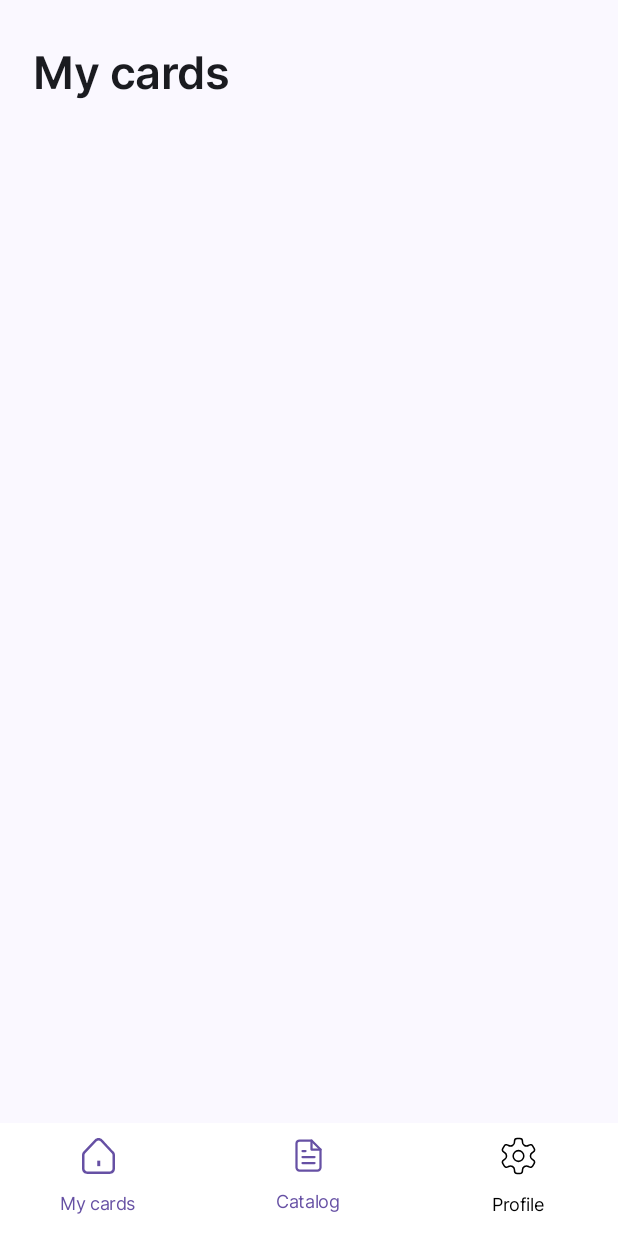
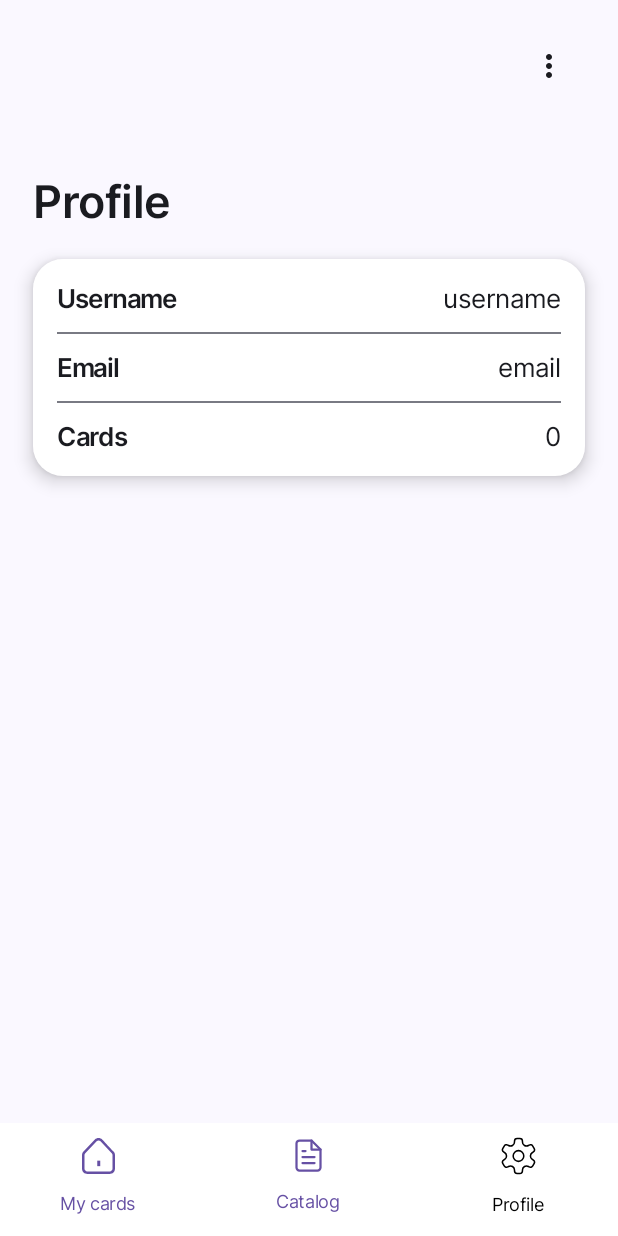
Before and after one commit to viaviva/Wallet_Application, an Android app built with Jetpack Compose: the BottomBarMainScreen screen opened through its navigation route, item 3 of the bottom bar chosen, on a phone screen of 412 x 824 dp. Run offline under Robolectric (Android 15) with nearby library versions, the phone set to English and light mode, and no system bars; our stand-ins replace Dagger/Hilt's generated code, Firebase (no records; nobody signed in at launch, a user with empty details on screens opened directly), Room's generated code, accompanist, livedata-compose; libraries missing offline, so code that uses them is left out: androidx.camera.core; pictures from the network do not load; 2 statements that could not run were skipped.

Commit message:
Add profile, log out

```diff
--- a/app/src/main/java/com/angelina/wallet_application/db/CardDao.kt
+++ b/app/src/main/java/com/angelina/wallet_application/db/CardDao.kt
@@ -29,4 +29,7 @@ interface CardDao {
     @Query("SELECT * FROM card ORDER BY idCard DESC LIMIT 1")
     suspend fun getCardMaxId(): CardEntity
 
+    @Query("DELETE FROM card")
+    suspend fun deleteAllCards()
+
 }
--- a/app/src/main/java/com/angelina/wallet_application/navigation/BottomNavGraph.kt
+++ b/app/src/main/java/com/angelina/wallet_application/navigation/BottomNavGraph.kt
@@ -2,6 +2,7 @@ package com.angelina.wallet_application.navigation
 
 import androidx.camera.core.ExperimentalGetImage
 import androidx.compose.runtime.Composable
+import androidx.compose.runtime.rememberCoroutineScope
 import androidx.navigation.NavHostController
 import androidx.navigation.NavType
 import androidx.navigation.compose.NavHost
@@ -10,8 +11,10 @@ import androidx.navigation.navArgument
 import com.angelina.wallet_application.screen.CardScreen
 import com.angelina.wallet_application.screen.addCard.AddCardScreen
 import com.angelina.wallet_application.screen.listCards.ListCardsScreen
+import com.angelina.wallet_application.screen.profile.ProfileScreen
 import com.angelina.wallet_application.screen.scanner.ScannerScreen
 import com.angelina.wallet_application.ui.component.BottomBarScreen
+import kotlinx.coroutines.launch
 
 const val ITEM_SCREEN = "itemScreen"
 const val SCANNER_SCREEN = "scannerScreen"
@@ -52,7 +55,17 @@ fun BottomNavGraph(navController: NavHostController) {
             )
         }
         composable(BottomBarScreen.Profile.route) {
-            ListCardsScreen()
+            val coroutineScope = rememberCoroutineScope()
+
+            ProfileScreen(
+                onLogOutClick = {
+                    coroutineScope.launch {
+                        navController.navigate(
+                            Graph.AUTHENTICATION
+                        )
+                    }
+                }
+            )
         }
         composable(
             "$ITEM_SCREEN/{id}",
--- a/app/src/main/java/com/angelina/wallet_application/repository/CardRepository.kt
+++ b/app/src/main/java/com/angelina/wallet_application/repository/CardRepository.kt
@@ -94,4 +94,10 @@ class CardRepository @Inject constructor(
             .child(id.toString()).removeValue()
     }
 
+    fun setNoCards() =
+        database.child("users").child(sharedPreferenceRepository.getUserId()).child("noCards")
+            .setValue(false)
+
+    suspend fun deleteAllCards() = cardDao.deleteAllCards()
+
 }
--- a/app/src/main/java/com/angelina/wallet_application/repository/SharedPreferenceRepository.kt
+++ b/app/src/main/java/com/angelina/wallet_application/repository/SharedPreferenceRepository.kt
@@ -18,6 +18,9 @@ private const val DEFAULT_USERNAME = "username"
 
 private const val USER_ID = "user_id"
 private const val DEFAULT_USER_ID = "user_id"
+
+private const val EMAIL = "email"
+private const val DEFAULT_EMAIL = "email"
 
 private const val NO_CARDS = "noCards"
 
@@ -46,9 +49,9 @@ class SharedPreferenceRepository @Inject constructor(
 
     fun getIsFirstOpen(): Boolean = sharedPreferences?.getBoolean(IS_FIRST_OPEN, false) ?: false
 
-    fun setIsUserLogIn() {
+    fun setIsUserLogIn(isLogin: Boolean) {
         userPreferences?.edit {
-            putBoolean(IS_USER_LOG_IN, true)
+            putBoolean(IS_USER_LOG_IN, isLogin)
         }
     }
 
@@ -99,5 +102,19 @@ class SharedPreferenceRepository @Inject constructor(
     fun getShop(): Int =
         userPreferences?.getInt(SHOP, -1) ?: -1
 
+    fun setEmail(email: String) {
+        userPreferences?.edit {
+            putString(EMAIL, email)
+        }
+    }
+
+    fun getEmail(): String =
+        userPreferences?.getString(EMAIL, DEFAULT_EMAIL) ?: DEFAULT_EMAIL
+
+    fun clearUserPreference() {
+        userPreferences?.edit {
+            clear()
+        }
+    }
 
 }
--- a/app/src/main/java/com/angelina/wallet_application/screen/BottomBarMainScreen.kt
+++ b/app/src/main/java/com/angelina/wallet_application/screen/BottomBarMainScreen.kt
@@ -49,7 +49,6 @@ fun BottomBar(
     bottomNavController: NavHostController,
     items: List<BottomBarScreen>
 ) {
-
 
     NavigationBar(
         tonalElevation = 0.dp,
--- a/app/src/main/java/com/angelina/wallet_application/screen/addCard/AddCardScreen.kt
+++ b/app/src/main/java/com/angelina/wallet_application/screen/addCard/AddCardScreen.kt
@@ -92,7 +92,7 @@ fun AddCardScreen(
             }
         ) { barcode -> viewModel.updateBarcode(barcode) }
 
-        CommonButton(text = R.string.add, topPadding = 32.dp, bottomPadding = 22.dp,
+        CommonButton(text = R.string.add, topPadding = 40.dp, bottomPadding = 22.dp,
             onClick = {
                 viewModel.addCard()
                 onAddCardButtonClick()
--- a/app/src/main/java/com/angelina/wallet_application/screen/addCard/AddCardViewModel.kt
+++ b/app/src/main/java/com/angelina/wallet_application/screen/addCard/AddCardViewModel.kt
@@ -73,6 +73,8 @@ class AddCardViewModel @Inject constructor(
         viewModelScope.launch {
             if (maxId.value != null) {
                 sharedPreferenceRepository.setNoCards(false)
+                cardRepository.setNoCards()
+
                 cardRepository.addCard(
                     Card(
                         maxId.value!!,
--- /dev/null
+++ b/app/src/main/java/com/angelina/wallet_application/screen/profile/ProfileScreen.kt
@@ -0,0 +1,176 @@
+package com.angelina.wallet_application.screen.profile
+
+import androidx.compose.foundation.clickable
+import androidx.compose.foundation.layout.Arrangement
+import androidx.compose.foundation.layout.Box
+import androidx.compose.foundation.layout.Column
+import androidx.compose.foundation.layout.Row
+import androidx.compose.foundation.layout.fillMaxSize
+import androidx.compose.foundation.layout.fillMaxWidth
+import androidx.compose.foundation.layout.padding
+import androidx.compose.foundation.shape.RoundedCornerShape
+import androidx.compose.material.icons.Icons
+import androidx.compose.material.icons.filled.MoreVert
+import androidx.compose.material3.Divider
+import androidx.compose.material3.DropdownMenu
+import androidx.compose.material3.Icon
+import androidx.compose.material3.IconButton
+import androidx.compose.material3.Surface
+import androidx.compose.material3.Text
+import androidx.compose.runtime.Composable
+import androidx.compose.runtime.getValue
+import androidx.compose.runtime.livedata.observeAsState
+import androidx.compose.runtime.mutableStateOf
+import androidx.compose.runtime.remember
+import androidx.compose.runtime.setValue
+import androidx.compose.ui.Alignment
+import androidx.compose.ui.Modifier
+import androidx.compose.ui.graphics.Color
+import androidx.compose.ui.res.stringResource
+import androidx.compose.ui.unit.dp
+import androidx.compose.ui.unit.sp
+import androidx.hilt.navigation.compose.hiltViewModel
+import com.angelina.wallet_application.R
+import com.angelina.wallet_application.ui.theme.Typography
+
+@Composable
+fun ProfileScreen(
+    viewModel: ProfileViewModel = hiltViewModel(),
+    onLogOutClick: () -> Unit
+) {
+
+    var expanded by remember { mutableStateOf(false) }
+    val countOfCards = viewModel.countOfCards.observeAsState()
+
+    viewModel.getCountOfCards()
+
+    Column(
+        modifier = Modifier
+            .fillMaxSize()
+            .padding(horizontal = 22.dp)
+    ) {
+
+        Box(
+            modifier = Modifier
+                .padding(vertical = 20.dp)
+                .align(Alignment.End)
+        ) {
+            IconButton(onClick = { expanded = true }) {
+                Icon(Icons.Default.MoreVert, contentDescription = "")
+            }
+            DropdownMenu(
+                expanded = expanded,
+                onDismissRequest = { expanded = false }
+            ) {
+                Text(
+                    "Удалить профиль",
+                    fontSize = 18.sp,
+                    modifier = Modifier
+                        .padding(horizontal = 10.dp)
+                        .clickable(onClick = {
+                            onLogOutClick()
+                            viewModel.deleteUser()
+                        }
+                        )
+                )
+
+                Divider(modifier = Modifier.padding(vertical = 12.dp))
+
+                Text(
+                    "Выйти",
+                    fontSize = 18.sp,
+                    modifier = Modifier
+                        .padding(horizontal = 10.dp)
+                        .clickable(onClick = {
+                            onLogOutClick()
+                            viewModel.logOut()
+                        })
+                )
+            }
+        }
+
+        Text(
+            text = stringResource(id = R.string.profile),
+            style = Typography.titleMedium,
+            modifier = Modifier.padding(top = 28.dp, bottom = 20.dp)
+        )
+
+        Surface(
+            modifier = Modifier
+                .fillMaxWidth(),
+            shape = RoundedCornerShape(20.dp),
+            shadowElevation = 7.dp,
+            color = Color.White
+        ) {
+
+            Column(
+                modifier = Modifier
+                    .padding(horizontal = 16.dp)
+                    .padding(vertical = 16.dp)
+            ) {
+
+                Row(
+                    modifier = Modifier.fillMaxWidth(),
+                    horizontalArrangement = Arrangement.SpaceBetween
+                ) {
+                    Text(
+                        text = stringResource(id = R.string.username),
+                        style = Typography.titleMedium,
+                        fontSize = 17.sp,
+                        modifier = Modifier.padding(bottom = 12.dp)
+                    )
+
+                    Text(
+                        text = viewModel.getUsername(),
+                        style = Typography.titleSmall,
+                        modifier = Modifier.padding(bottom = 12.dp)
+                    )
+                }
+
+                Divider()
+
+                Row(
+                    modifier = Modifier.fillMaxWidth(),
+                    horizontalArrangement = Arrangement.SpaceBetween
+                ) {
+                    Text(
+                        text = stringResource(id = R.string.email_profile),
+                        style = Typography.titleMedium,
+                        fontSize = 17.sp,
+                        modifier = Modifier.padding(vertical = 12.dp)
+                    )
+
+                    Text(
+                        text = viewModel.getEmail(),
+                        style = Typography.titleSmall,
+                        modifier = Modifier.padding(vertical = 12.dp)
+                    )
+                }
+
+                Divider()
+
+                Row(
+                    modifier = Modifier.fillMaxWidth(),
+                    horizontalArrangement = Arrangement.SpaceBetween
+                ) {
+                    Text(
+                        text = stringResource(id = R.string.cards),
+                        style = Typography.titleMedium,
+                        fontSize = 17.sp,
+                        modifier = Modifier.padding(top = 12.dp)
+                    )
+
+                    Text(
+                        text = countOfCards.value.toString(),
+                        style = Typography.titleSmall,
+                        modifier = Modifier.padding(top = 12.dp)
+                    )
+                }
+
+            }
+
+        }
+
+    }
+
+}
--- /dev/null
+++ b/app/src/main/java/com/angelina/wallet_application/screen/profile/ProfileViewModel.kt
@@ -0,0 +1,48 @@
+package com.angelina.wallet_application.screen.profile
+
+import androidx.lifecycle.MutableLiveData
+import androidx.lifecycle.ViewModel
+import androidx.lifecycle.viewModelScope
+import com.angelina.wallet_application.repository.CardRepository
+import com.angelina.wallet_application.repository.LoginRepository
+import com.angelina.wallet_application.repository.SharedPreferenceRepository
+import dagger.hilt.android.lifecycle.HiltViewModel
+import kotlinx.coroutines.launch
+import javax.inject.Inject
+
+@HiltViewModel
+class ProfileViewModel @Inject constructor(
+    private val sharedPreferenceRepository: SharedPreferenceRepository,
+    private val cardRepository: CardRepository,
+    private val loginRepository: LoginRepository
+) : ViewModel() {
+
+    var countOfCards = MutableLiveData<String>("0")
+
+    fun getUsername() = sharedPreferenceRepository.getUsername()
+
+    fun getEmail() = sharedPreferenceRepository.getEmail()
+
+    fun getCountOfCards() {
+        viewModelScope.launch {
+            if (!sharedPreferenceRepository.getNoCards()) {
+                countOfCards.postValue(cardRepository.getAllCards().size.toString())
+            }
+        }
+    }
+
+    fun logOut() {
+        loginRepository.logOut()
+        deleteCardsFromRoom()
+    }
+
+    fun deleteUser() {
+        loginRepository.deleteUser()
+        deleteCardsFromRoom()
+    }
+
+    private fun deleteCardsFromRoom() = viewModelScope.launch {
+        cardRepository.deleteAllCards()
+    }
+
+}
--- a/app/src/main/res/values/strings.xml
+++ b/app/src/main/res/values/strings.xml
@@ -49,4 +49,8 @@
     <string name="yes">Yes</string>
     <string name="no">No</string>
 
+    <string name="username"> Username</string>
+    <string name="email_profile">Email</string>
+    <string name="cards">Cards</string>
+
 </resources>
```
Also changed, not shown: app/src/main/java/com/angelina/wallet_application/repository/LoginRepository.kt (+21 -4 lines), 1 other file.
